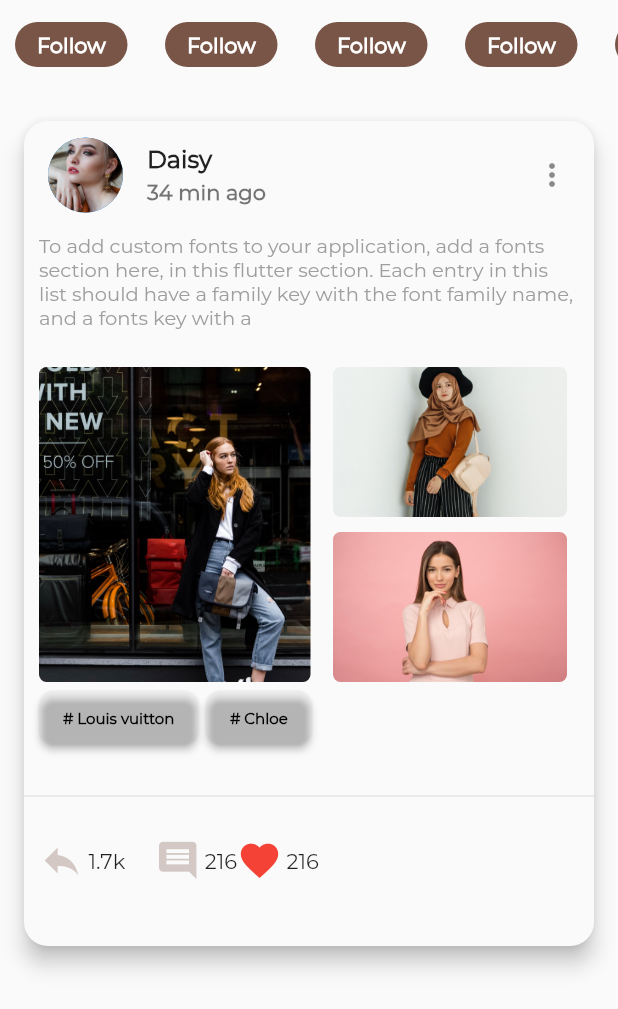
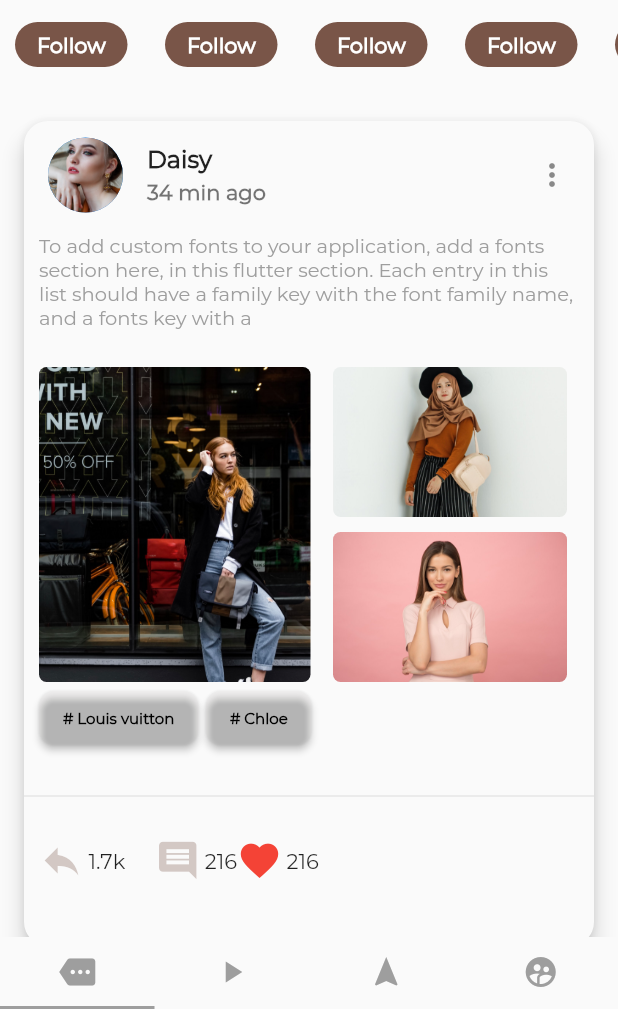
Before and after one commit to hamitseyrek/flutter_ui_work, a Flutter app: the screen it shows after launch, on a phone screen of 412 x 824 dp, the part 227-1236 px from its top. Run offline on Flutter 3.47's test engine with Material 2 defaults, Android fonts, the phone set to English and light mode, and no system bars.

Commit message:
use inkwel-hero widget between body-detail page

```diff
--- a/lib/home_body.dart
+++ b/lib/home_body.dart
@@ -1,5 +1,6 @@
 import 'package:flutter/cupertino.dart';
 import 'package:flutter/material.dart';
+import 'package:flutter_ui_work/detail.dart';
 
 class HomeBody extends StatefulWidget {
   const HomeBody({Key? key}) : super(key: key);
@@ -138,7 +139,17 @@ class _HomeBodyState extends State<HomeBody> {
               const SizedBox(height: 15),
               Row(
                 children: [
-                  Container(
+                  InkWell(
+                    onTap: () {
+                      Navigator.of(context).push(MaterialPageRoute(
+                          builder: (context) => const Detail(
+                                img: 'assets/modelgrid1.jpeg',
+                                heroTag: 'tag1',
+                              )));
+                    },
+                    child: Hero(
+                      tag: 'tag1',
+                      child: Container(
                         margin: const EdgeInsets.only(left: 10),
                         height: 210,
                         width: (MediaQuery.of(context).size.width - 50) / 2,
@@ -148,27 +159,55 @@ class _HomeBodyState extends State<HomeBody> {
                                 image: AssetImage('assets/modelgrid1.jpeg'),
                                 fit: BoxFit.cover)),
                       ),
+                    ),
+                  ),
                   const SizedBox(width: 15),
                   Column(
                     children: [
-                      Container(
+                      InkWell(
+                        onTap: () {
+                          Navigator.of(context).push(MaterialPageRoute(
+                              builder: (context) => const Detail(
+                                    img: 'assets/modelgrid2.jpeg',
+                                    heroTag: 'tag2',
+                                  )));
+                        },
+                        child: Hero(
+                          tag: 'tag2',
+                          child: Container(
                             height: 100,
-                        width: (MediaQuery.of(context).size.width - 100) / 2,
+                            width:
+                                (MediaQuery.of(context).size.width - 100) / 2,
                             decoration: BoxDecoration(
                                 borderRadius: BorderRadius.circular(5),
                                 image: const DecorationImage(
                                     image: AssetImage('assets/modelgrid2.jpeg'),
                                     fit: BoxFit.cover)),
                           ),
+                        ),
+                      ),
                       const SizedBox(height: 10),
-                      Container(
+                      InkWell(
+                        onTap: () {
+                          Navigator.of(context).push(MaterialPageRoute(
+                              builder: (context) => const Detail(
+                                    img: 'assets/modelgrid3.jpeg',
+                                    heroTag: 'tag3',
+                                  )));
+                        },
+                        child: Hero(
+                          tag: 'tag3',
+                          child: Container(
                             height: 100,
-                        width: (MediaQuery.of(context).size.width - 100) / 2,
+                            width:
+                                (MediaQuery.of(context).size.width - 100) / 2,
                             decoration: BoxDecoration(
                                 borderRadius: BorderRadius.circular(5),
                                 image: const DecorationImage(
                                     image: AssetImage('assets/modelgrid3.jpeg'),
                                     fit: BoxFit.cover)),
+                          ),
+                        ),
                       ),
                     ],
                   )
--- a/lib/home_page.dart
+++ b/lib/home_page.dart
@@ -10,7 +10,22 @@ class HomePage extends StatefulWidget {
   _HomePageState createState() => _HomePageState();
 }
 
-class _HomePageState extends State<HomePage> {
+class _HomePageState extends State<HomePage>
+    with SingleTickerProviderStateMixin {
+  TabController? _tabBarController;
+  @override
+  void initState() {
+    // TODO: implement initState
+    super.initState();
+    _tabBarController = TabController(length: 4, vsync: this);
+  }
+
+  @override
+  void dispose() {
+    _tabBarController!.dispose();
+    super.dispose();
+  }
+
   @override
   Widget build(BuildContext context) {
     return Scaffold(
@@ -34,6 +49,42 @@ class _HomePageState extends State<HomePage> {
         ],
       ),
       body: HomeBody(),
+      bottomNavigationBar: myButtonNavigationBar(),
+    );
+  }
+
+  Material myButtonNavigationBar() {
+    return Material(
+      child: TabBar(
+        controller: _tabBarController,
+        indicatorColor: Colors.grey,
+        tabs: const [
+          Tab(
+            icon: Icon(
+              Icons.more,
+              color: Colors.grey,
+            ),
+          ),
+          Tab(
+            icon: Icon(
+              Icons.play_arrow,
+              color: Colors.grey,
+            ),
+          ),
+          Tab(
+            icon: Icon(
+              Icons.navigation,
+              color: Colors.grey,
+            ),
+          ),
+          Tab(
+            icon: Icon(
+              Icons.supervised_user_circle,
+              color: Colors.grey,
+            ),
+          ),
+        ],
+      ),
     );
   }
 }
```
Also changed, not shown: lib/detail.dart (added, +29 -0 lines). Lines whose indentation alone changed are shown as unchanged.
